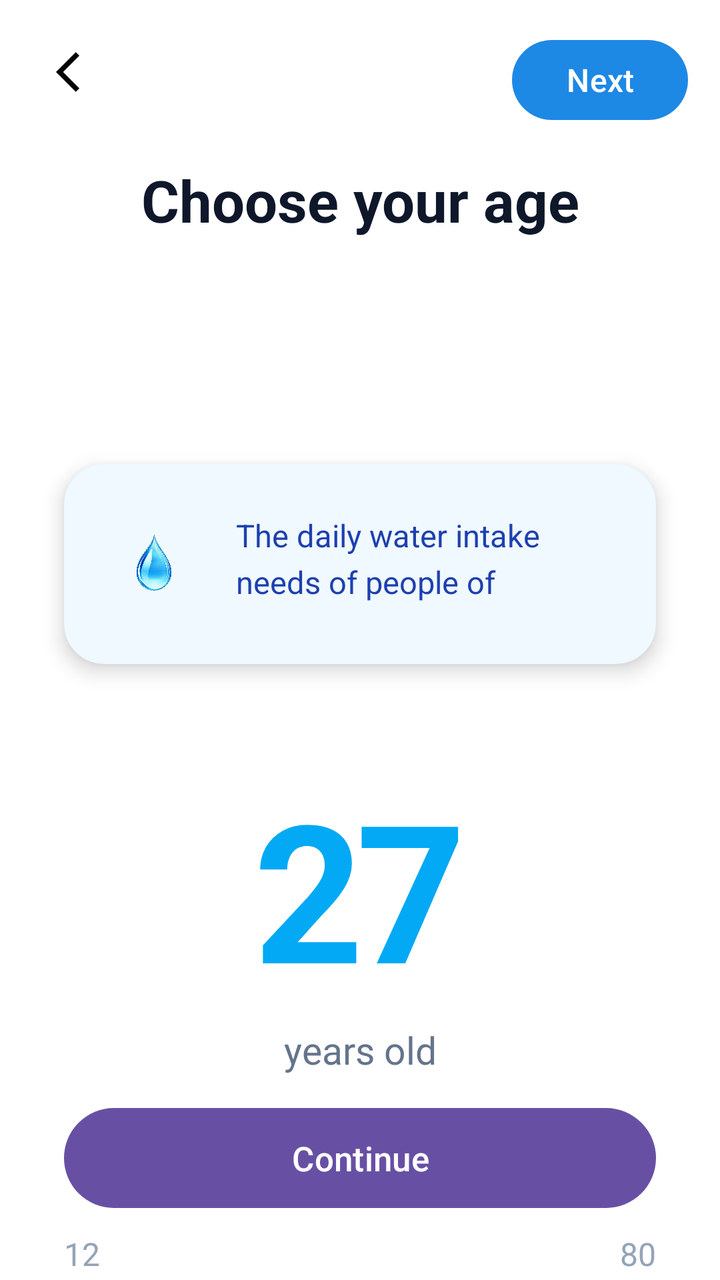
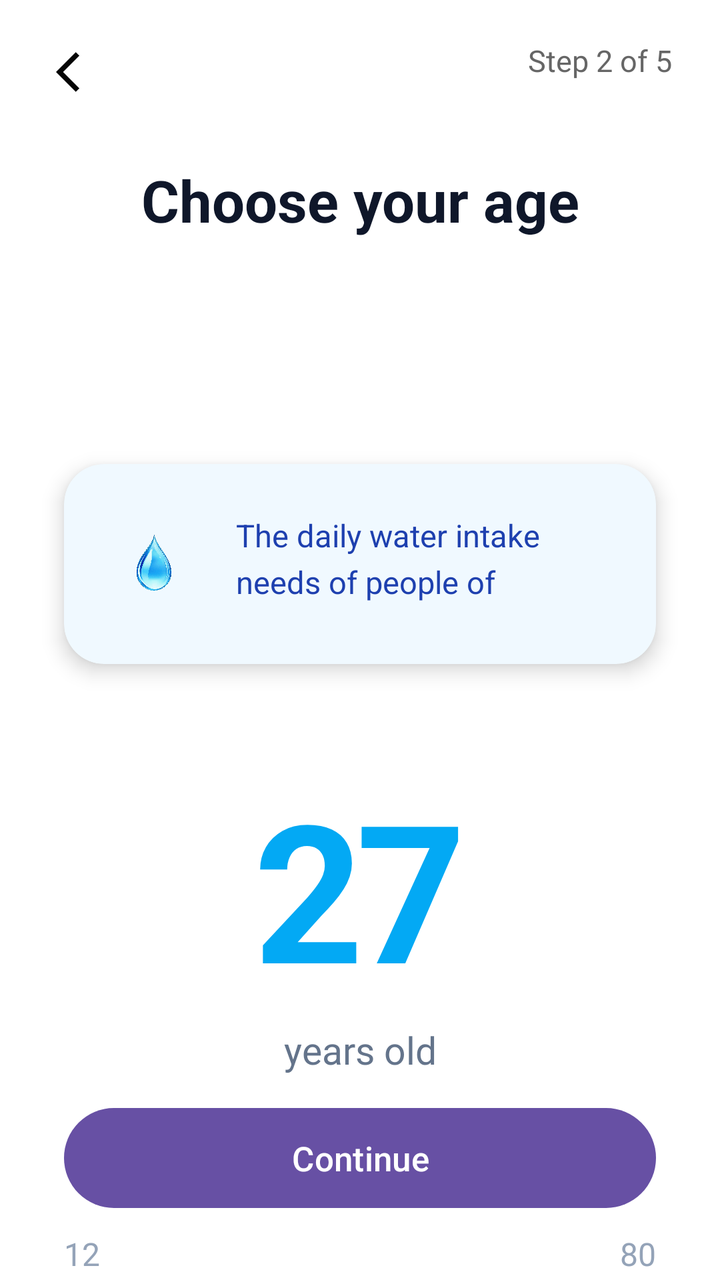

Two renders of the same Android screen: before a commit and after it. Below are the layout's source before the change and the commit's diff.
<!-- AndroidManifest.xml: application theme Theme.WaterReminder -->
<!-- res/layout/activity_age_selection.xml -->
<?xml version="1.0" encoding="utf-8"?>
<androidx.constraintlayout.widget.ConstraintLayout xmlns:android="http://schemas.android.com/apk/res/android"
    xmlns:app="http://schemas.android.com/apk/res-auto"
    xmlns:tools="http://schemas.android.com/tools"
    android:layout_width="match_parent"
    android:layout_height="match_parent"
    android:background="#FFFFFF"
    tools:context=".AgeSelection">

    
    <ImageButton
        android:id="@+id/btn_back"
        android:layout_width="48dp"
        android:layout_height="48dp"
        android:src="@drawable/baseline_arrow_back_ios_24"
        android:background="?attr/selectableItemBackgroundBorderless"
        app:layout_constraintTop_toTopOf="parent"
        app:layout_constraintStart_toStartOf="parent"
        android:layout_marginTop="12dp"
        android:layout_marginStart="16dp" />

    
    <com.google.android.material.button.MaterialButton
        android:id="@+id/btn_next"
        android:layout_width="wrap_content"
        android:layout_height="wrap_content"
        android:layout_marginTop="16dp"
        android:layout_marginEnd="16dp"
        android:text="Next"
        android:textSize="16sp"
        app:backgroundTint="#1E88E5"
        app:cornerRadius="30dp"
        app:layout_constraintEnd_toEndOf="parent"
        app:layout_constraintTop_toTopOf="parent" />

    

    
    <TextView
        android:id="@+id/tv_title"
        android:layout_width="0dp"
        android:layout_height="200dp"
        android:text="Choose your age"
        android:textSize="29sp"
        android:textColor="#0F172A"
        android:textStyle="bold"
        android:gravity="center"
        app:layout_constraintStart_toStartOf="parent"
        app:layout_constraintEnd_toEndOf="parent"
        android:layout_marginTop="48dp"
        android:layout_marginHorizontal="32dp"
        tools:ignore="MissingConstraints" />

    
    <androidx.cardview.widget.CardView
        android:id="@+id/info_card"
        android:layout_width="0dp"
        android:layout_height="wrap_content"
        app:cardCornerRadius="20dp"
        app:cardElevation="6dp"
        app:cardBackgroundColor="#F0F9FF"
        android:layout_marginHorizontal="32dp"
        app:layout_constraintTop_toBottomOf="@id/tv_title"
        app:layout_constraintStart_toStartOf="parent"
        app:layout_constraintEnd_toEndOf="parent"
        android:layout_marginTop="32dp">

        <LinearLayout
            android:layout_width="match_parent"
            android:layout_height="wrap_content"
            android:orientation="horizontal"
            android:padding="20dp"
            android:gravity="center_vertical">

            <ImageView
                android:layout_width="50dp"
                android:layout_height="60dp"
                android:src="@drawable/water_drop"
                android:layout_marginEnd="16dp" />

            <TextView
                android:layout_width="0dp"
                android:layout_height="50dp"
                android:layout_weight="1"
                android:lineSpacingExtra="5dp"
                android:text="The daily water intake needs of people of different ages vary"
                app:layout_constraintTop_toBottomOf="@id/tv_title"
                android:textColor="#1E40AF"
                android:textSize="15.5sp" />

        </LinearLayout>
    </androidx.cardview.widget.CardView>

    
    <androidx.constraintlayout.widget.ConstraintLayout
        android:layout_width="0dp"
        android:layout_height="wrap_content"
        app:layout_constraintTop_toBottomOf="@id/info_card"
        app:layout_constraintStart_toStartOf="parent"
        app:layout_constraintEnd_toEndOf="parent"
        android:layout_marginTop="48dp"
        android:layout_marginHorizontal="32dp">

        
        <TextView
            android:id="@+id/tv_age"
            android:layout_width="wrap_content"
            android:layout_height="wrap_content"
            android:text="27"
            android:textSize="96sp"
            android:textColor="#03A9F4"
            android:textStyle="bold"
            android:letterSpacing="-0.04"
            app:layout_constraintTop_toTopOf="parent"
            app:layout_constraintStart_toStartOf="parent"
            app:layout_constraintEnd_toEndOf="parent" />

        <TextView
            android:layout_width="wrap_content"
            android:layout_height="wrap_content"
            android:text="years old"
            android:textSize="19sp"
            android:textColor="#64748B"
            app:layout_constraintTop_toBottomOf="@id/tv_age"
            app:layout_constraintStart_toStartOf="parent"
            app:layout_constraintEnd_toEndOf="parent"
            android:layout_marginTop="4dp" />

        
        <com.google.android.material.slider.Slider
            android:id="@+id/age_slider"
            android:layout_width="0dp"
            android:layout_height="wrap_content"
            android:valueFrom="12"
            android:valueTo="80"
            android:value="27"
            android:stepSize="1"
            app:trackHeight="12dp"
            app:thumbRadius="16dp"
            app:trackColorInactive="#E2E8F0"
            app:trackColorActive="#03A9F4"
            app:thumbColor="#64B5F4"
            app:haloColor="#93C5FD"
            app:labelBehavior="gone"
            app:layout_constraintTop_toBottomOf="@id/tv_age"
            app:layout_constraintStart_toStartOf="parent"
            app:layout_constraintEnd_toEndOf="parent"
            android:layout_marginTop="48dp" />

        
        <TextView
            android:layout_width="wrap_content"
            android:layout_height="wrap_content"
            android:text="12"
            android:textColor="#94A3B8"
            android:textSize="16sp"
            app:layout_constraintTop_toBottomOf="@id/age_slider"
            app:layout_constraintStart_toStartOf="parent"
            android:layout_marginTop="12dp" />

        <TextView
            android:layout_width="wrap_content"
            android:layout_height="wrap_content"
            android:text="80"
            android:textColor="#94A3B8"
            android:textSize="16sp"
            app:layout_constraintTop_toBottomOf="@id/age_slider"
            app:layout_constraintEnd_toEndOf="parent"
            android:layout_marginTop="12dp" />

    </androidx.constraintlayout.widget.ConstraintLayout>
    <com.google.android.material.button.MaterialButton
        android:layout_width="0dp"
        android:layout_height="58dp"
        android:text="Continue"
        android:textSize="17sp"
        app:cornerRadius="30dp"
        app:layout_constraintBottom_toBottomOf="parent"
        app:layout_constraintStart_toStartOf="parent"
        app:layout_constraintEnd_toEndOf="parent"
        android:layout_marginHorizontal="32dp"
        android:layout_marginBottom="32dp" />
</androidx.constraintlayout.widget.ConstraintLayout>
<!-- resources referenced by this layout -->
<resources>
  <!-- drawable baseline_arrow_back_ios_24 (drawable) -->
  <vector xmlns:android="http://schemas.android.com/apk/res/android" android:autoMirrored="true" android:height="24dp" android:tint="#050505" android:viewportHeight="24" android:viewportWidth="24" android:width="24dp">
        
      <path android:fillColor="@android:color/white" android:pathData="M11.67,3.87L9.9,2.1 0,12l9.9,9.9 1.77,-1.77L3.54,12z"/>
      
  </vector>
  <!-- drawable water_drop: png bitmap (drawable, 103002 bytes) -->
  <style name="Theme.WaterReminder" parent="Base.Theme.WaterReminder" />
  <style name="Base.Theme.WaterReminder" parent="Theme.Material3.DayNight.NoActionBar">
          
          
      </style>
</resources>

<!-- the commit's change to res/layout/activity_age_selection.xml (unified diff, before → after) -->
@@ -19,21 +19,17 @@
         android:layout_marginTop="12dp"
         android:layout_marginStart="16dp" />
 
-    
-    <com.google.android.material.button.MaterialButton
-        android:id="@+id/btn_next"
+    <TextView
+        android:id="@+id/tv_header"
         android:layout_width="wrap_content"
         android:layout_height="wrap_content"
-        android:layout_marginTop="16dp"
-        android:layout_marginEnd="16dp"
-        android:text="Next"
-        android:textSize="16sp"
-        app:backgroundTint="#1E88E5"
-        app:cornerRadius="30dp"
+        android:text="Step 2 of 5"
+        android:textSize="15sp"
+        android:textColor="#666666"
+        app:layout_constraintTop_toTopOf="parent"
         app:layout_constraintEnd_toEndOf="parent"
-        app:layout_constraintTop_toTopOf="parent" />
-
-    
+        android:layout_marginTop="20dp"
+        android:layout_marginEnd="24dp" />
 
     
     <TextView
